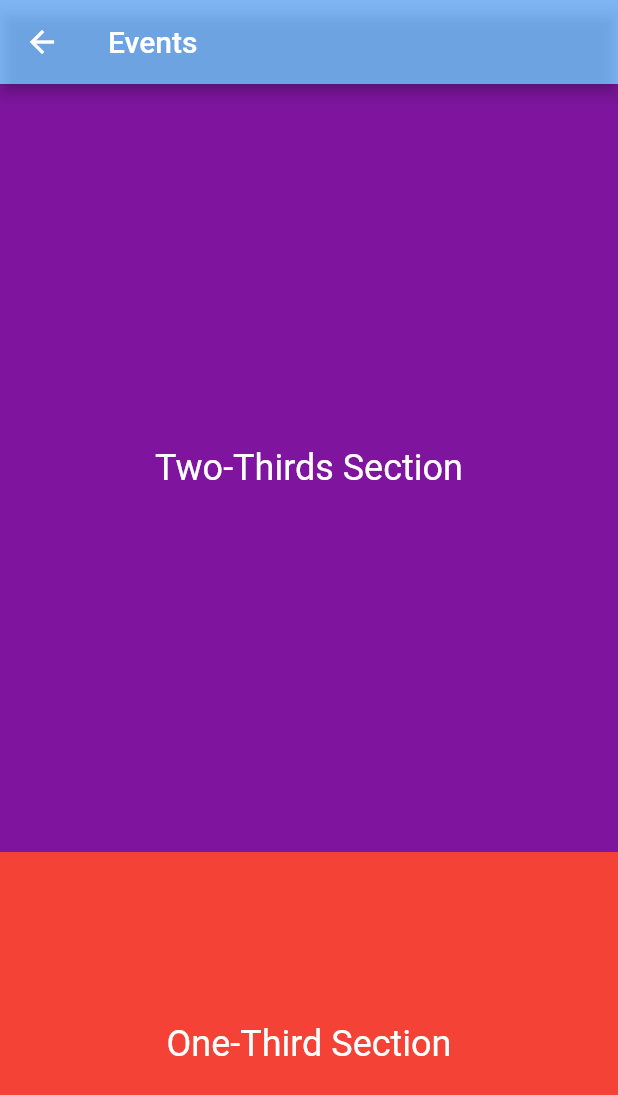
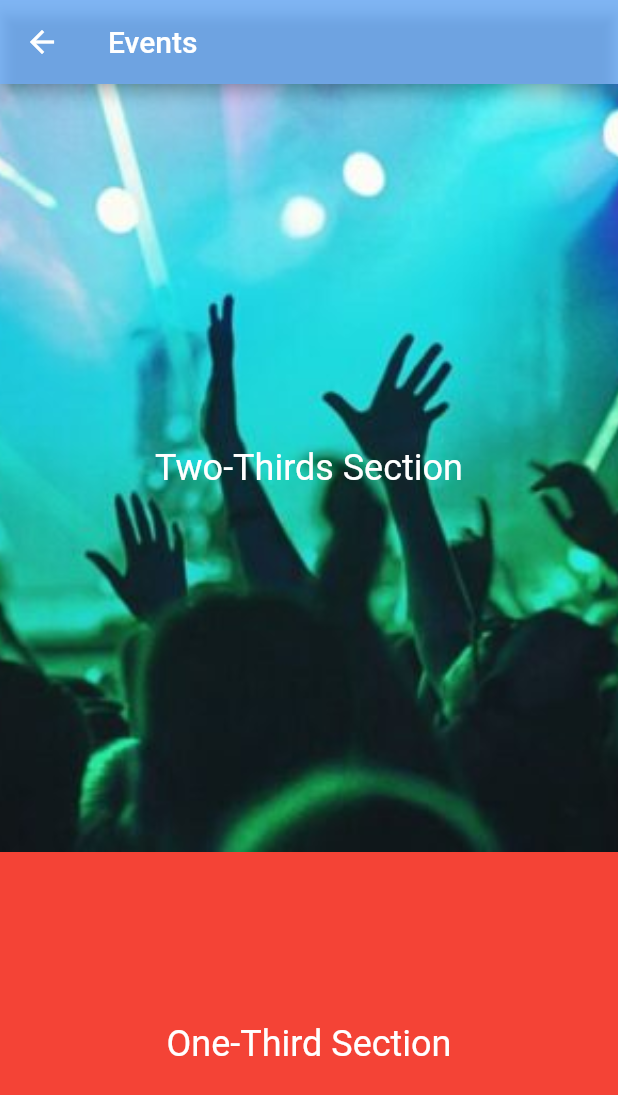
Before and after one commit to nimeshkk/Android_App, a Flutter app: the Event screen opened directly, on a phone screen of 412 x 824 dp. Shown: the top 1095 px of the screen. Run offline on Flutter 3.47's test engine with Material 2 defaults, Android fonts, the phone set to English and light mode, and no system bars; our stand-ins replace device_preview, draggable_home; missing offline and left inert: flutter_dismissible_tile, vertical_card_pager.

```diff
--- a/lib/pages/upcoming_events/event_homepage.dart
+++ b/lib/pages/upcoming_events/event_homepage.dart
@@ -30,7 +30,9 @@ class _EventState extends State<Event> {
           icon: Icon(Icons.arrow_back),
           onPressed: () {
             Navigator.pushReplacement(
-                context, MaterialPageRoute(builder: (_) => Home2()));
+              context,
+              MaterialPageRoute(builder: (_) => Home2()),
+            );
           },
         ),
         title: Text('Events'),
@@ -41,9 +43,12 @@ class _EventState extends State<Event> {
             Expanded(
               flex: 2,
               child: Container(
-                color: Color.fromARGB(255, 127, 21,
-                    159), // You can set the background color for the 2/3 section here
-                // Add your content for the 2/3 section here
+                decoration: BoxDecoration(
+                  image: DecorationImage(
+                    image: AssetImage('assets/homeevent.jpg'),
+                    fit: BoxFit.cover,
+                  ),
+                ),
                 alignment: Alignment.center,
                 child: Text(
                   'Two-Thirds Section',
--- a/pubspec.yaml
+++ b/pubspec.yaml
@@ -2,7 +2,7 @@ name: campus_connect_app
 description: A new Flutter project.
 # The following line prevents the package from being accidentally published to
 # pub.dev using `flutter pub publish`. This is preferred for private packages.
-publish_to: 'none' # Remove this line if you wish to publish to pub.dev
+publish_to: "none" # Remove this line if you wish to publish to pub.dev
 
 # The following defines the version and build number for your application.
 # A version number is three numbers separated by dots, like 1.2.43
@@ -19,7 +19,7 @@ publish_to: 'none' # Remove this line if you wish to publish to pub.dev
 version: 1.0.0+1
 
 environment:
-  sdk: '>=2.12.0 <3.0.0'
+  sdk: ">=2.12.0 <3.0.0"
 
 # Dependencies specify other packages that your package needs in order to work.
 # To automatically upgrade your package dependencies to the latest versions
@@ -69,3 +69,4 @@ flutter:
     - assets/accomadation.jpg
     - assets/community.png
     - assets/Time-Table.png
+    - assets/homeevent.jpg
```
Also changed, not shown: assets/homeevent.jpg (added).
